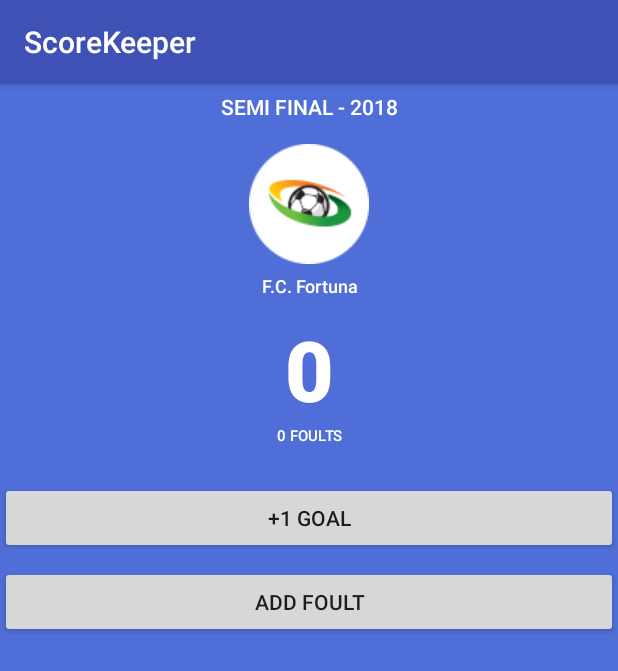
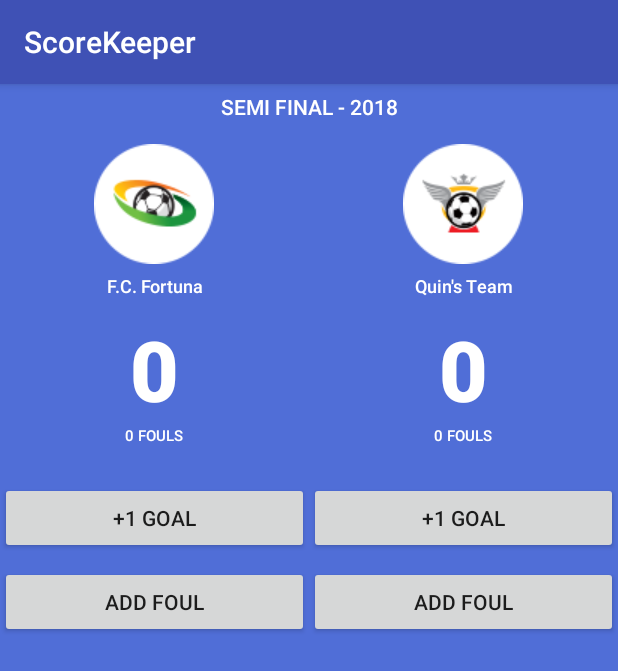
Before and after one commit to dukkevin/ScoreKeeper, an Android app: the screen it shows after launch (MainActivity), on a phone screen of 412 x 824 dp. Shown: the top 671 px of the screen. Run offline under Robolectric (Android 15) with nearby library versions, the phone set to English and light mode, and no system bars.

Commit message:
Organize the code!

```diff
--- a/app/src/main/java/com/example/android/scorekeeper/MainActivity.java
+++ b/app/src/main/java/com/example/android/scorekeeper/MainActivity.java
@@ -7,13 +7,26 @@ import android.widget.TextView;
 
 public class MainActivity extends AppCompatActivity {
 
+    @Override
+    protected void onCreate(Bundle savedInstanceState) {
+        super.onCreate(savedInstanceState);
+        setContentView(R.layout.activity_main);
+    }
+
     //Tracks the score for Team A
     int scoreTeamA = 0;
 
-    int foults = 0;
+    //Tracks the fouls for Team A
+    int foulsA = 0;
+
+    //Tracks the score for Team B
+    int scoreTeamB = 0;
+
+    //Tracks the fouls for Team B
+    int foulsB = 0;
 
     /**
-     * Increase the score for Team A by 1 point.
+     * Increase the score for Team A by 1 goal.
      */
     public void addOneForTeamA(View v) {
         scoreTeamA = scoreTeamA + 1;
@@ -21,17 +34,27 @@ public class MainActivity extends AppCompatActivity {
     }
 
     /**
-     * Increase the foults for Team A by 1 point.
+     * Increase the fouls for Team A by 1.
      */
-    public void addFoultForTeamA(View v) {
-        foults = foults + 1;
-        displayFoultForTeamA((foults) + " FOULTS");
+    public void addFoulForTeamA(View v) {
+        foulsA = foulsA + 1;
+        displayFoulForTeamA((foulsA) + " FOULS");
     }
 
-    @Override
-    protected void onCreate(Bundle savedInstanceState) {
-        super.onCreate(savedInstanceState);
-        setContentView(R.layout.activity_main);
+    /**
+     * Increase the score for Team B by 1 goal.
+     */
+    public void addOneForTeamB(View v) {
+        scoreTeamB = scoreTeamB + 1;
+        displayForTeamB(scoreTeamB);
+    }
+
+    /**
+     * Increase the fouls for Team B by 1.
+     */
+    public void addFoulForTeamB(View v) {
+        foulsB = foulsB + 1;
+        displayFoulForTeamB((foulsB) + " FOULS");
     }
 
     /**
@@ -43,11 +66,28 @@ public class MainActivity extends AppCompatActivity {
     }
 
     /**
-     * Displays the given score for Team A.
-     * @param foult
+     * Displays the given fouls for Team A.
+     * @param foul
      */
-    public void displayFoultForTeamA(String foult) {
-        TextView scoreView = (TextView) findViewById(R.id.team_a_foults);
-        scoreView.setText(String.valueOf(foult));
+    public void displayFoulForTeamA(String foul) {
+        TextView scoreView = (TextView) findViewById(R.id.team_a_fouls);
+        scoreView.setText(String.valueOf(foul));
+    }
+
+    /**
+     * Displays the given score for Team B.
+     */
+    public void displayForTeamB(int score) {
+        TextView scoreView = (TextView) findViewById(R.id.team_b_score);
+        scoreView.setText(String.valueOf(score));
+    }
+
+    /**
+     * Displays the given fouls for Team B.
+     * @param foul
+     */
+    public void displayFoulForTeamB(String foul) {
+        TextView scoreView = (TextView) findViewById(R.id.team_b_fouls);
+        scoreView.setText(String.valueOf(foul));
     }
 }
--- a/app/src/main/res/layout/activity_main.xml
+++ b/app/src/main/res/layout/activity_main.xml
@@ -11,6 +11,18 @@
         android:layout_height="match_parent"
         android:background="#506ed7">
 
+        <!-- Head Title -->
+        <TextView
+            android:layout_width="match_parent"
+            android:layout_height="wrap_content"
+            android:layout_marginTop="5dp"
+            android:fontFamily="sans-serif-medium"
+            android:gravity="center_horizontal"
+            android:text="Semi Final - 2018"
+            android:textAllCaps="true"
+            android:textColor="#fff"
+            android:textSize="14sp" />
+
         <LinearLayout
             android:layout_width="match_parent"
             android:layout_height="match_parent"
@@ -21,6 +33,7 @@
                 android:layout_height="wrap_content"
                 android:layout_marginTop="40dp">
 
+                <!-- Team A Layout -->
                 <LinearLayout
                     android:layout_width="0dp"
                     android:layout_height="wrap_content"
@@ -31,7 +44,7 @@
                         android:layout_width="wrap_content"
                         android:layout_height="wrap_content"
                         android:layout_gravity="center"
-                        android:src="@drawable/teamalogo" />
+                        android:src="@drawable/team_a_logo" />
 
                     <TextView
                         android:layout_width="match_parent"
@@ -52,18 +65,18 @@
                         android:gravity="center_horizontal"
                         android:text="0"
                         android:textColor="#fff"
-                        android:textSize="56sp"/>
+                        android:textSize="56sp" />
 
                     <TextView
-                        android:id="@+id/team_a_foults"
+                        android:id="@+id/team_a_fouls"
                         android:layout_width="match_parent"
                         android:layout_height="wrap_content"
                         android:fontFamily="sans-serif-medium"
                         android:gravity="center_horizontal"
-                        android:text="0 foults"
+                        android:text="0 fouls"
+                        android:textAllCaps="true"
                         android:textColor="#fff"
-                        android:textSize="10sp"
-                        android:textAllCaps="true"/>
+                        android:textSize="10sp" />
 
                     <Button
                         android:layout_width="match_parent"
@@ -77,29 +90,77 @@
                         android:layout_width="match_parent"
                         android:layout_height="wrap_content"
                         android:layout_marginTop="8dp"
-                        android:onClick="addFoultForTeamA"
-                        android:text="Add Foult"
+                        android:onClick="addFoulForTeamA"
+                        android:text="Add Foul"
                         android:textAllCaps="true" />
                 </LinearLayout>
 
+                <!-- Team B Layout -->
+                <LinearLayout
+                    android:layout_width="0dp"
+                    android:layout_height="wrap_content"
+                    android:layout_weight="1"
+                    android:orientation="vertical">
 
+                    <ImageView
+                        android:layout_width="wrap_content"
+                        android:layout_height="wrap_content"
+                        android:layout_gravity="center"
+                        android:src="@drawable/team_b_logo" />
+
+                    <TextView
+                        android:layout_width="match_parent"
+                        android:layout_height="wrap_content"
+                        android:layout_marginTop="6dp"
+                        android:fontFamily="sans-serif-medium"
+                        android:gravity="center_horizontal"
+                        android:text="Quin's Team"
+                        android:textColor="#fff"
+                        android:textSize="12sp" />
+
+                    <TextView
+                        android:id="@+id/team_b_score"
+                        android:layout_width="match_parent"
+                        android:layout_height="wrap_content"
+                        android:layout_marginTop="10dp"
+                        android:fontFamily="sans-serif-black"
+                        android:gravity="center_horizontal"
+                        android:text="0"
+                        android:textColor="#fff"
+                        android:textSize="56sp" />
+
+                    <TextView
+                        android:id="@+id/team_b_fouls"
+                        android:layout_width="match_parent"
+                        android:layout_height="wrap_content"
+                        android:fontFamily="sans-serif-medium"
+                        android:gravity="center_horizontal"
+                        android:text="0 fouls"
+                        android:textAllCaps="true"
+                        android:textColor="#fff"
+                        android:textSize="10sp" />
+
+                    <Button
+                        android:layout_width="match_parent"
+                        android:layout_height="wrap_content"
+                        android:layout_marginTop="24dp"
+                        android:onClick="addOneForTeamB"
+                        android:text="+1 Goal"
+                        android:textAllCaps="true" />
+
+                    <Button
+                        android:layout_width="match_parent"
+                        android:layout_height="wrap_content"
+                        android:layout_marginTop="8dp"
+                        android:onClick="addFoulForTeamB"
+                        android:text="Add Foul"
+                        android:textAllCaps="true" />
+                </LinearLayout>
 
             </LinearLayout>
 
         </LinearLayout>
 
-        <TextView
-            android:layout_width="match_parent"
-            android:layout_height="wrap_content"
-            android:layout_marginTop="5dp"
-            android:fontFamily="sans-serif-medium"
-            android:gravity="center_horizontal"
-            android:text="Semi Final - 2018"
-            android:textAllCaps="true"
-            android:textColor="#fff"
-            android:textSize="14sp" />
-
-
     </RelativeLayout>
 
 </android.support.constraint.ConstraintLayout>
```
Also changed, not shown: app/src/main/res/drawable-v24/team_a_logo.png (renamed from app/src/main/res/drawable-v24/teamalogo.png), app/src/main/res/drawable-v24/team_b_logo.png (renamed from app/src/main/res/drawable-v24/teamblogo.png).
